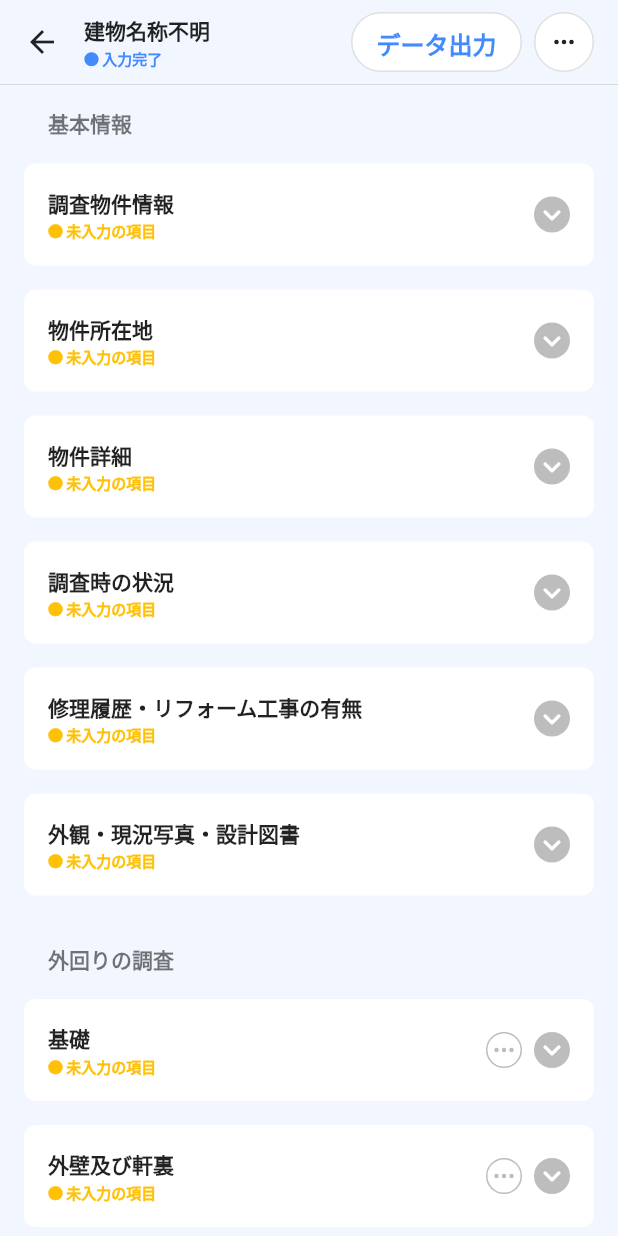
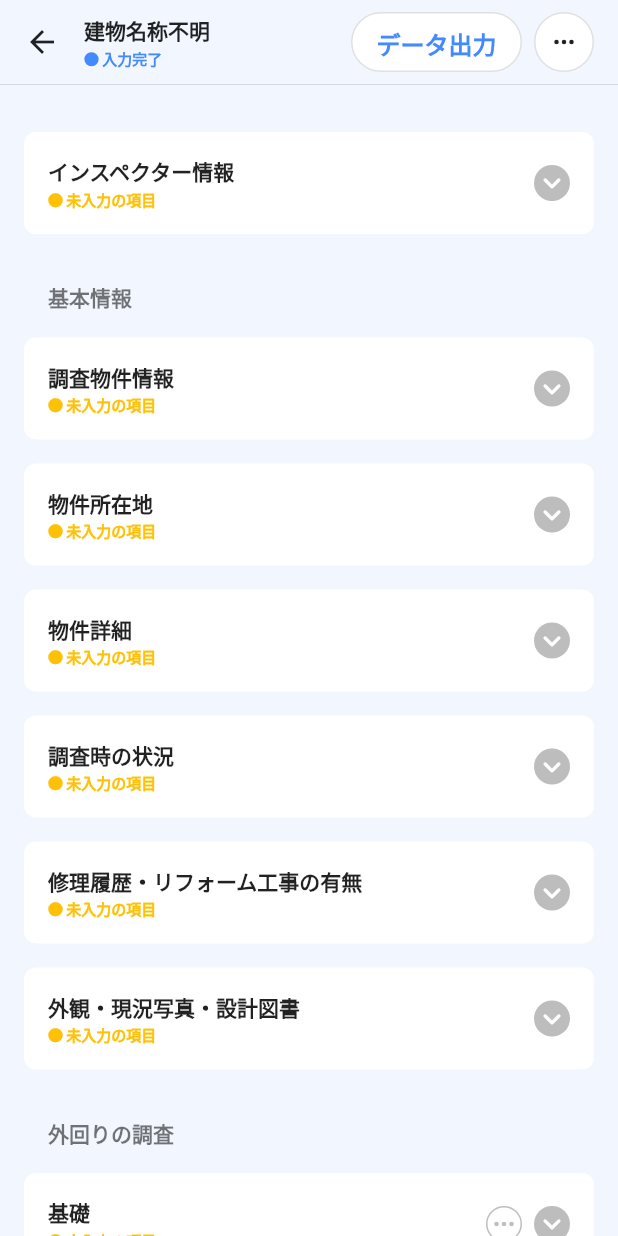
Before and after one commit to son/inspection_app, a Flutter app: the screen it shows once a user with an empty profile is signed in, after a tap on "物件調査を追加", on a phone screen of 412 x 824 dp. Run offline on Flutter 3.47's test engine with Material 3 defaults, Android fonts, the phone set to English and light mode, and no system bars; our stand-ins replace bot_toast, cached_network_image, cloud_firestore, eva_icons_flutter, firebase_auth, firebase_core and 12 more; accounts and stored records are empty; statements that could not run were skipped.

```diff
--- a/lib/ui/components/menu_field.dart
+++ b/lib/ui/components/menu_field.dart
@@ -13,7 +13,6 @@ class MenuField<T> extends StatelessWidget {
     required this.onSelect,
     this.leftText = '',
     this.rightText = '',
-    this.unselectedText = '未入力',
     this.color = Colors.black87,
   });
 
@@ -23,7 +22,6 @@ class MenuField<T> extends StatelessWidget {
   final String leftText;
   final String rightText;
   final Color color;
-  final String unselectedText;
 
   static MenuField result({
     required Result result,
@@ -69,8 +67,8 @@ class MenuField<T> extends StatelessWidget {
               ))
           .toList(),
       child: PrimaryField(
-        text:
-            '$leftText${value?.name == null ? unselectedText : value?.name ?? ''}$rightText',
+        text: '$leftText${value?.name ?? ''}$rightText',
+        color: color,
         onTap: () {},
       ),
     );
--- a/lib/ui/pages/inspection/inspection_page.dart
+++ b/lib/ui/pages/inspection/inspection_page.dart
@@ -32,6 +32,7 @@ import 'package:line_icons/line_icons.dart';
 import 'children/menu_button.dart';
 import 'children/section_title.dart';
 import 'sections/address_section.dart';
+import 'sections/inspector_section.dart';
 import 'sections/situation_section.dart';
 import 'sections/detail_section.dart';
 import 'sections/earthquake_resistant_section.dart';
@@ -142,6 +143,9 @@ class InspectionPage extends HookConsumerWidget {
                 bottom: MediaQuery.paddingOf(context).bottom + 16,
               ),
               children: const [
+                SizedBox(height: 16),
+                InspectorSection(),
+                SizedBox(height: 32),
                 SectionTitle(title: '基本情報'),
                 SizedBox(height: 16),
                 OverviewSection(),
--- /dev/null
+++ b/lib/ui/pages/inspection/sections/inspector_section.dart
@@ -0,0 +1,38 @@
+import 'package:flutter/cupertino.dart';
+import 'package:flutter_hooks/flutter_hooks.dart';
+import 'package:hooks_riverpod/hooks_riverpod.dart';
+import 'package:inspection_app/data/providers/inspection_provider.dart';
+import 'package:inspection_app/ui/components/primary_text_field.dart';
+import 'package:inspection_app/ui/pages/inspection/children/section.dart';
+import 'package:inspection_app/ui/pages/inspection/children/section_item.dart';
+import 'package:inspection_app/ui/pages/inspection/inspection_page.dart';
+
+class InspectorSection extends HookConsumerWidget {
+  const InspectorSection({super.key});
+
+  @override
+  Widget build(BuildContext context, WidgetRef ref) {
+    useAutomaticKeepAlive();
+    final id = ref.watch(inspectionIdProvider);
+    final inspection = ref.watch(inspectionProvider(id));
+    final controller = ref.read(inspectionProvider(id).notifier);
+
+    return Section(
+      title: 'インスペクター情報',
+      complete: inspection.overview.complete,
+      children: [
+        SectionItem(
+          incomplete: inspection.udId?.isEmpty ?? true,
+          title: '物件番号',
+          child: PrimaryTextField(
+            hintText: '入力すると報告書の全ページ左上に表示されます',
+            initialText: inspection.udId ?? '',
+            onChange: (text) {
+              controller.updateUdId(text);
+            },
+          ),
+        ),
+      ],
+    );
+  }
+}
```
Also changed, not shown: lib/ui/components/primary_field.dart (+7 -3 lines).
